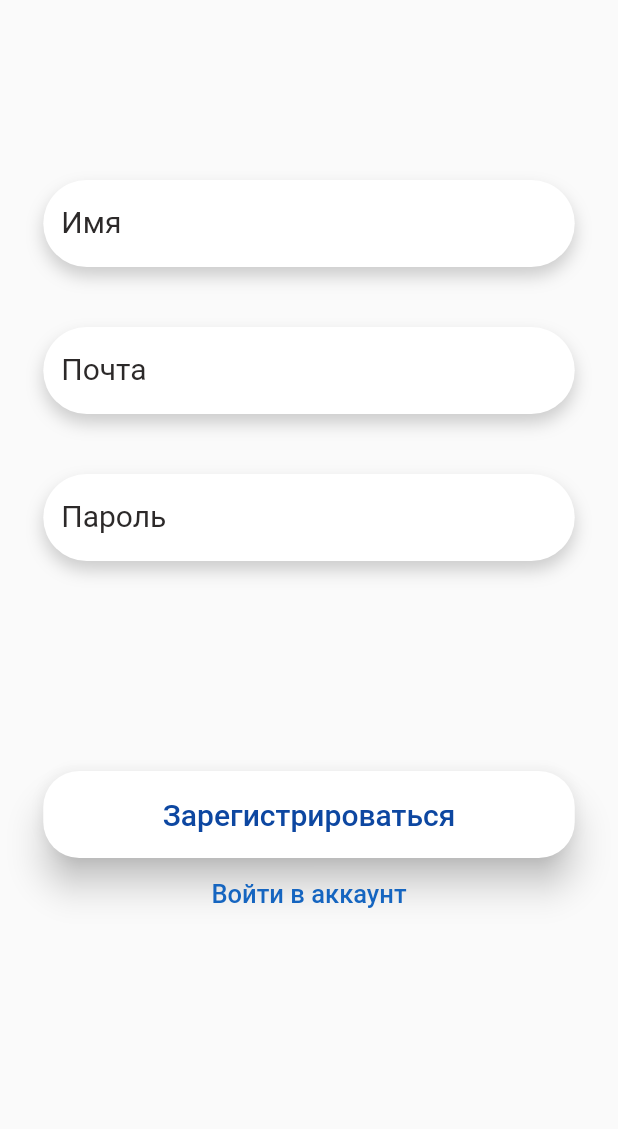
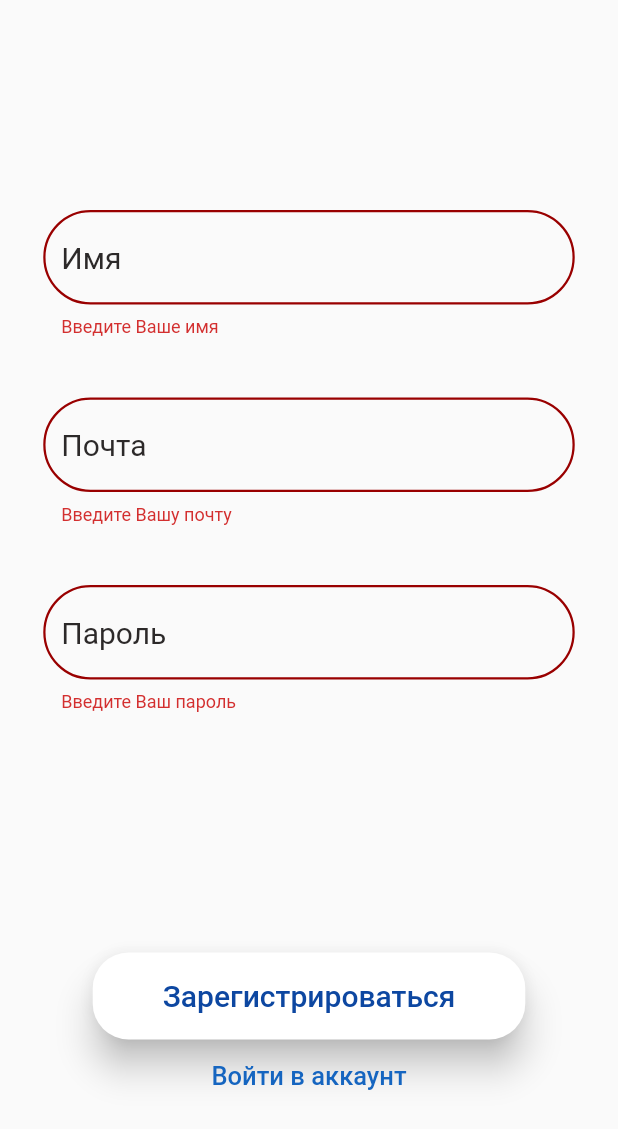
Before and after one commit to Q-F-L/InnovatorVKE, a Flutter app: the RegisterPage screen opened by its route, after a tap on "Зарегистрироваться", on a phone screen of 412 x 824 dp. Shown: the top 1129 px of the screen. Run offline on Flutter 3.47's test engine with Material 2 defaults, Android fonts, the phone set to English and light mode, and no system bars.

Commit message:
change register input border

```diff
--- a/lib/UserConvertJSON.dart
+++ b/lib/UserConvertJSON.dart
@@ -2,7 +2,6 @@ import 'dart:convert';
 
 import 'package:http/http.dart' as http;
 import 'package:json_annotation/json_annotation.dart';
-import 'package:json_serializable/json_serializable.dart';
 
 part 'UserConvertJSON.g.dart';
 
@@ -27,13 +26,13 @@ class User {
 }
 
 Future<User> getUser(int user_id) async {
-  final url = 'http://didpisdp.beget.tech/api/search/$user_id';
+  final url = 'http://didpisdp.beget.tech/api/search/101';
   final response = await http.get(
     Uri.parse(url),
     headers: {
       'Accept': 'application/json',
       'Authorization':
-          'Basic Xt6wMETW1KOT6Uk9VGTinWevuRDegpotYGItNh4j8ZKoNshZExjKiRsSXMFy'
+          'Bearer j914OfilLzpzRRHbcp4wzF7u9sPuvxu4JZBMShVBSC14CFfbmHY1M4d6pKET'
     },
   );
 
--- a/lib/detail_project_page.dart
+++ b/lib/detail_project_page.dart
@@ -19,7 +19,7 @@ class _DetailProjectPage extends State<DetailProjectPage> {
   @override
   Widget build(BuildContext context) {
     RouteSettings settings = ModalRoute.of(context)!.settings;
-    project = settings.arguments<Project>;
+    project = settings.arguments as Project;
     return Scaffold(
       body: Container(
         padding: EdgeInsets.only(top: 30),
--- a/lib/main.dart
+++ b/lib/main.dart
@@ -16,7 +16,6 @@ import 'massage_page.dart';
 import 'menu_page.dart';
 
 void main() {
-  loadData();
   runApp(const MyApp());
 }
 
@@ -47,7 +46,7 @@ class MyApp extends StatelessWidget {
           ),
         ),
       ),
-      home: ListProjectPage(),
+      home: RegisterPage(),
       routes: {
         '/hi_page': (context) => HiPage(),
         '/register_page': (context) => RegisterPage(),
--- a/lib/register_page.dart
+++ b/lib/register_page.dart
@@ -10,9 +10,10 @@ class _RegisterPage extends State<RegisterPage> {
   TextEditingController email = TextEditingController();
   TextEditingController name = TextEditingController();
   TextEditingController password = TextEditingController();
+  final _formKey = GlobalKey<FormState>();
 
   @override
-  void disponse(){
+  void disponse() {
     email.dispose();
     name.dispose();
     password.dispose();
@@ -24,40 +25,52 @@ class _RegisterPage extends State<RegisterPage> {
     return Scaffold(
       body: Center(
         child: ListView(
-
           // mainAxisAlignment: MainAxisAlignment.center,
-          padding: EdgeInsets.only(top: 120, left: MediaQuery.of(context).size.width * 0.07, right: MediaQuery.of(context).size.width * 0.07),
+          padding: EdgeInsets.only(
+              top: 120,
+              left: MediaQuery.of(context).size.width * 0.07,
+              right: MediaQuery.of(context).size.width * 0.07),
           children: <Widget>[
             Form(
+              key: _formKey,
               child: Column(
                 mainAxisAlignment: MainAxisAlignment.center,
                 children: [
                   Container(
-                      margin: EdgeInsets.only(bottom: 20),
-                    height: 58,
-                    width: MediaQuery
-                        .of(context)
-                        .size
-                        .height * 0.5,
-                    decoration: BoxDecoration(
-                      color: Colors.white,
-                      borderRadius: BorderRadius.circular(90),
-                      //border corner radius
-                      boxShadow: [
-                        BoxShadow(
-                          color: Colors.grey.withOpacity(0.5),
-                          //color of shadow
-                          spreadRadius: 0.2,
-                          //spread radius
-                          blurRadius: 9,
-                          // blur radius
-                          offset: Offset(0, 6), // changes position of shadow
-                        ),
-                      ],
-                    ),
+                    margin: EdgeInsets.symmetric(vertical: 20),
+                    width: MediaQuery.of(context).size.height * 0.5,
                     child: TextFormField(
+                      validator: (value) =>
+                          value!.isEmpty ? 'Введите Ваше имя' : null,
                       controller: name,
                       decoration: InputDecoration(
+                        enabledBorder: OutlineInputBorder(
+                          borderRadius:
+                              const BorderRadius.all(Radius.circular(90.0)),
+                          borderSide: const BorderSide(
+                            color: const Color(0xFF000000),
+                            width: 1.5,
+                            style: BorderStyle.solid,
+                          ),
+                        ),
+                        errorBorder: OutlineInputBorder(
+                          borderRadius:
+                              const BorderRadius.all(Radius.circular(90.0)),
+                          borderSide: const BorderSide(
+                            color: Color.fromARGB(255, 153, 0, 0),
+                            width: 1.5,
+                            style: BorderStyle.solid,
+                          ),
+                        ),
+                        focusedBorder: OutlineInputBorder(
+                          borderRadius:
+                              const BorderRadius.all(Radius.circular(90.0)),
+                          borderSide: const BorderSide(
+                            color: Color.fromARGB(255, 0, 0, 0),
+                            width: 1.5,
+                            style: BorderStyle.solid,
+                          ),
+                        ),
                         hintText: 'Имя',
                       ),
                       keyboardType: TextInputType.name,
@@ -65,104 +78,122 @@ class _RegisterPage extends State<RegisterPage> {
                   ),
                   Container(
                     margin: EdgeInsets.symmetric(vertical: 20),
-
-                        height: 58,
-                        width: MediaQuery
-                            .of(context)
-                            .size
-                            .height * 0.5,
-                        decoration: BoxDecoration(
-                          color: Colors.white,
-                          borderRadius: BorderRadius.circular(90),
-                          //border corner radius
-                          boxShadow: [
-                            BoxShadow(
-                              color: Colors.grey.withOpacity(0.5),
-                              //color of shadow
-                              spreadRadius: 0.2,
-                              //spread radius
-                              blurRadius: 9,
-                              // blur radius
-                              offset: Offset(0, 6), // changes position of shadow
-                            ),
-                          ],
-                        ),
+                    width: MediaQuery.of(context).size.height * 0.5,
                     child: TextFormField(
+                      validator: (value) =>
+                          value!.isEmpty ? 'Введите Вашу почту' : null,
                       controller: email,
                       decoration: InputDecoration(
+                        enabledBorder: OutlineInputBorder(
+                          borderRadius:
+                              const BorderRadius.all(Radius.circular(90.0)),
+                          borderSide: const BorderSide(
+                            color: const Color(0xFF000000),
+                            width: 1.5,
+                            style: BorderStyle.solid,
+                          ),
+                        ),
+                        errorBorder: OutlineInputBorder(
+                          borderRadius:
+                              const BorderRadius.all(Radius.circular(90.0)),
+                          borderSide: const BorderSide(
+                            color: Color.fromARGB(255, 153, 0, 0),
+                            width: 1.5,
+                            style: BorderStyle.solid,
+                          ),
+                        ),
+                        focusedBorder: OutlineInputBorder(
+                          borderRadius:
+                              const BorderRadius.all(Radius.circular(90.0)),
+                          borderSide: const BorderSide(
+                            color: Color.fromARGB(255, 0, 0, 0),
+                            width: 1.5,
+                            style: BorderStyle.solid,
+                          ),
+                        ),
                         hintText: 'Почта',
                       ),
-                          keyboardType: TextInputType.emailAddress,
+                      keyboardType: TextInputType.name,
                     ),
                   ),
                   Container(
-                        margin: EdgeInsets.only(top: 20),
-
-                        height: 58,
-                        width: MediaQuery
-                            .of(context)
-                            .size
-                            .height * 0.5,
-                        decoration: BoxDecoration(
-                          color: Colors.white,
-                          borderRadius: BorderRadius.circular(90),
-                          //border corner radius
-                          boxShadow: [
-                            BoxShadow(
-                              color: Colors.grey.withOpacity(0.5),
-                              //color of shadow
-                              spreadRadius: 0.2,
-                              //spread radius
-                              blurRadius: 9,
-                              // blur radius
-                              offset: Offset(0, 6), // changes position of shadow
+                    margin: EdgeInsets.symmetric(vertical: 20),
+                    width: MediaQuery.of(context).size.height * 0.5,
+                    child: TextFormField(
+                      obscureText: true,
+                      validator: (value) =>
+                          value!.isEmpty ? 'Введите Ваш пароль' : null,
+                      controller: password,
+                      decoration: const InputDecoration(
+                        enabledBorder: OutlineInputBorder(
+                          borderRadius: BorderRadius.all(Radius.circular(90.0)),
+                          borderSide: BorderSide(
+                            color:Color(0xFF000000),
+                            width: 1.5,
+                            style: BorderStyle.solid,
                           ),
-                          ],
                         ),
-                        child: TextFormField(
-                          controller: password,
-                          decoration: InputDecoration(
+                        errorBorder: OutlineInputBorder(
+                          borderRadius: BorderRadius.all(Radius.circular(90.0)),
+                          borderSide: BorderSide(
+                            color: Color.fromARGB(255, 153, 0, 0),
+                            width: 1.5,
+                            style: BorderStyle.solid,
+                          ),
+                        ),
+                        focusedBorder: OutlineInputBorder(
+                          borderRadius:
+                              BorderRadius.all(Radius.circular(90.0)),
+                          borderSide: BorderSide(
+                            color: Color.fromARGB(255, 0, 0, 0),
+                            width: 1.5,
+                            style: BorderStyle.solid,
+                          ),
+                        ),
                         hintText: 'Пароль',
                       ),
-                          keyboardType: TextInputType.visiblePassword,
-                          obscureText: true,
                     ),
                   ),
-                    ],
-                  ),
-                ),
-
                   Container(
                     width: MediaQuery.of(context).size.width * 0.7,
                     margin: EdgeInsets.only(top: 140),
                     child: ElevatedButton(
                         style: ButtonStyle(
-                  backgroundColor: MaterialStateProperty.all(Color.fromRGBO(255, 255, 255, 1)),
-                  minimumSize: MaterialStateProperty.all(
-                    Size(MediaQuery.of(context).size.width * 0.7, 58)
-                    ),
-                  shadowColor: MaterialStateProperty.all(Color.fromRGBO(1, 1, 1, 1)),
-                  shape: MaterialStateProperty.all(RoundedRectangleBorder(
+                          backgroundColor: MaterialStateProperty.all(
+                              Color.fromRGBO(255, 255, 255, 1)),
+                          minimumSize: MaterialStateProperty.all(Size(
+                              MediaQuery.of(context).size.width * 0.7, 58)),
+                          shadowColor: MaterialStateProperty.all(
+                              Color.fromRGBO(1, 1, 1, 1)),
+                          shape:
+                              MaterialStateProperty.all(RoundedRectangleBorder(
                             borderRadius: BorderRadius.circular(24),
                             // side: BorderSide(color: Colors.red),
                           )),
                           elevation: MaterialStateProperty.all(10),
                           // padding: MaterialStateProperty.all(EdgeInsets.all(20))
                         ),
-                onPressed: (){
-                    _submitForm(name.text, email.text, password.text);
+                        onPressed: () {
+                          print(_validator());
+                          // _submitForm(name.text, email.text, password.text);
                         },
                         child: Text(
                           'Зарегистрироваться',
-                  style: TextStyle(color: Colors.blue[900], fontSize: 20),
-                )
+                          style:
+                              TextStyle(color: Colors.blue[900], fontSize: 20),
+                        )),
+                  ),
+                ],
               ),
             ),
             TextButton(
-                onPressed: (){
+              onPressed: () {
                 Navigator.pushNamed(context, '/login_page');
               },
-                child: Text('Войти в аккаунт', style: TextStyle(fontSize: 17, color: Colors.blue[800]),),
+              child: Text(
+                'Войти в аккаунт',
+                style: TextStyle(fontSize: 17, color: Colors.blue[800]),
+              ),
             )
           ],
         ),
@@ -170,34 +201,49 @@ class _RegisterPage extends State<RegisterPage> {
     );
   }
 
-  void _submitForm(String name,String email,String password) {
-    print('name = ${name} ; email = ${email} ; password = ${password}');
-    if(name.isNotEmpty && email.isNotEmpty && password.isNotEmpty){
-      loadData(name, email, password);
+  String _validator() {
+    if (_formKey.currentState!.validate()) {
+      print('register');
     }
-  }
+    return '1';
   }
 
+  // void _submitForm(String name, String email, String password) {
+  //   print('name = ${name} ; email = ${email} ; password = ${password}');
+  //   if (name.isEmpty) {
+  //     if (email.isEmpty) {
+  //       if (password.isNotEmpty) {
+  //         loadData(name, email, password);
+  //         return 'Вы успешно зарегистрировались';
+  //       } else
+  //         return 'Введите Ваше имя';
+  //     } else
+  //       return 'Введите Ваше имя';
+  //   } else
+  //     return 'Введите Ваше имя';
+  // }
+
   Future<http.Response> Register(email, name, password) {
-  return http.post(
-      Uri.parse('http://didpisdp.beget.tech/api/register'),
-      body: {
+    return http
+        .post(Uri.parse('http://didpisdp.beget.tech/api/register'), body: {
       "email": email,
       "name": name,
       'password': password,
-      },
-      headers: {'Accept':'application/json'}
-  );
+    }, headers: {
+      'Accept': 'application/json'
+    });
   }
 
   void loadData(email, name, password) async {
-  Register(email, name, password).then((response) => {
-    if(response.statusCode == 200)
+    Register(email, name, password)
+        .then((response) => {
+              if (response.statusCode == 200)
                 print(response.body)
-    else {
-      print(response.statusCode)
-    }
-  }).catchError((error){
+              else
+                {print(response.statusCode)}
+            })
+        .catchError((error) {
       debugPrint(error.toString());
     });
   }
+}
--- a/lib/user_page.dart
+++ b/lib/user_page.dart
@@ -7,7 +7,7 @@ class UserPage extends StatefulWidget {
 
 class _UserPage extends State<UserPage> {
   int user_id = 101;
-  late Future<User>? user;
+  late Future<User> user;
 
   void initState() {
     super.initState();
@@ -53,21 +53,11 @@ class _UserPage extends State<UserPage> {
               flex: 5,
               child: Container(
                 width: MediaQuery.of(context).size.width * 0.85,
-                child: Body(),
-              ),
-            )
-          ],
-        ),
-      ),
-    );
-  }
-
-  Body() {
-    return FutureBuilder<User>(
+                child: FutureBuilder<User>(
                   future: user,
                   builder: (context, snapshot) {
                     if (snapshot.hasData) {
-          ListView(
+                      return ListView(
                         children: [
                           Expanded(
                             child: Column(
@@ -83,7 +73,8 @@ class _UserPage extends State<UserPage> {
                                 1: FlexColumnWidth(),
                                 2: FixedColumnWidth(60),
                               },
-                  defaultVerticalAlignment: TableCellVerticalAlignment.bottom,
+                              defaultVerticalAlignment:
+                                  TableCellVerticalAlignment.bottom,
                               children: <TableRow>[
                                 TableRow(
                                   children: <Widget>[
@@ -203,15 +194,17 @@ class _UserPage extends State<UserPage> {
                             ),
                             child: ElevatedButton(
                                 style: ButtonStyle(
-                      overlayColor:
-                          MaterialStateProperty.all(Color.fromRGBO(0, 0, 0, 1)),
+                                  overlayColor: MaterialStateProperty.all(
+                                      Color.fromRGBO(0, 0, 0, 1)),
                                   backgroundColor: MaterialStateProperty.all(
                                       Color.fromRGBO(255, 255, 255, 1)),
-                      minimumSize: MaterialStateProperty.all(
-                          Size(MediaQuery.of(context).size.width * 0.7, 58)),
-                      shadowColor:
-                          MaterialStateProperty.all(Color.fromRGBO(1, 1, 1, 1)),
-                      shape: MaterialStateProperty.all(RoundedRectangleBorder(
+                                  minimumSize: MaterialStateProperty.all(Size(
+                                      MediaQuery.of(context).size.width * 0.7,
+                                      58)),
+                                  shadowColor: MaterialStateProperty.all(
+                                      Color.fromRGBO(1, 1, 1, 1)),
+                                  shape: MaterialStateProperty.all(
+                                      RoundedRectangleBorder(
                                     borderRadius: BorderRadius.circular(24),
                                     // side: BorderSide(color: Colors.red),
                                   )),
@@ -223,17 +216,28 @@ class _UserPage extends State<UserPage> {
                                 },
                                 child: Text(
                                   'Готово',
-                      style: TextStyle(color: Colors.blue[900], fontSize: 20),
+                                  style: TextStyle(
+                                      color: Colors.blue[900], fontSize: 20),
                                   textAlign: TextAlign.center,
                                 )),
                           ),
                         ],
                       );
                     } else if (snapshot.hasError) {
-          return Text('$snapshot');
+                      return Text('Error');
                     }
                     return Text('Empty');
                   },
+                ),
+              ),
+            )
+          ],
+        ),
+      ),
     );
   }
+
+  // Body() {
+  //   return ;
+  // }
 }
```
Lines whose indentation alone changed are shown as unchanged.
